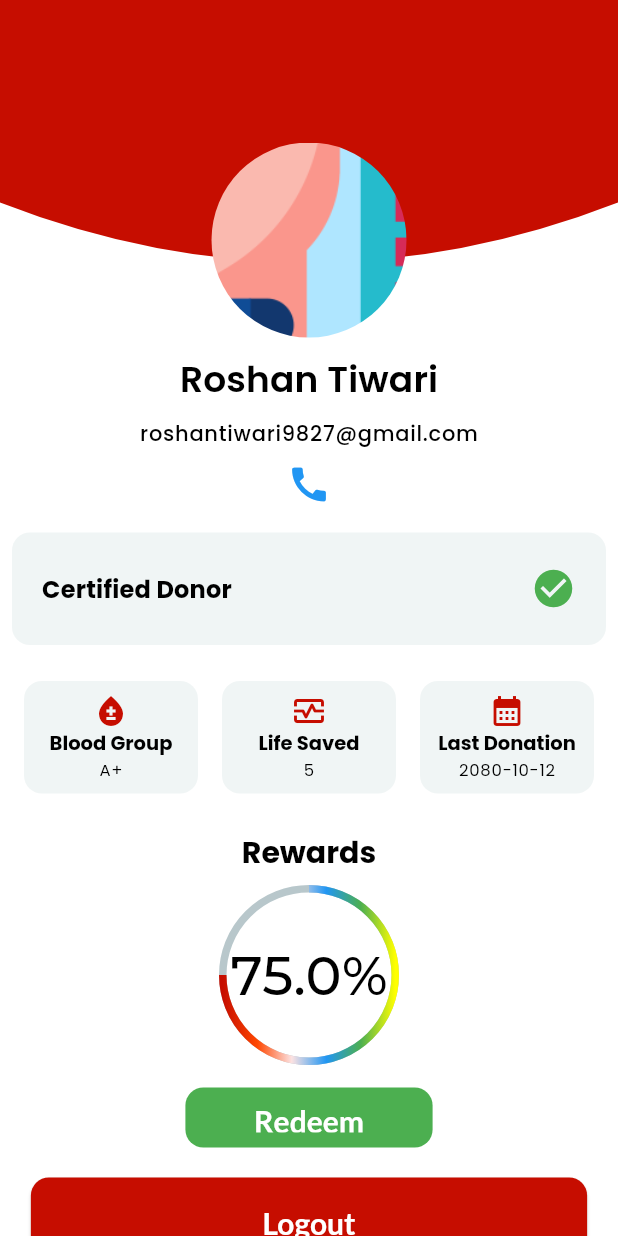
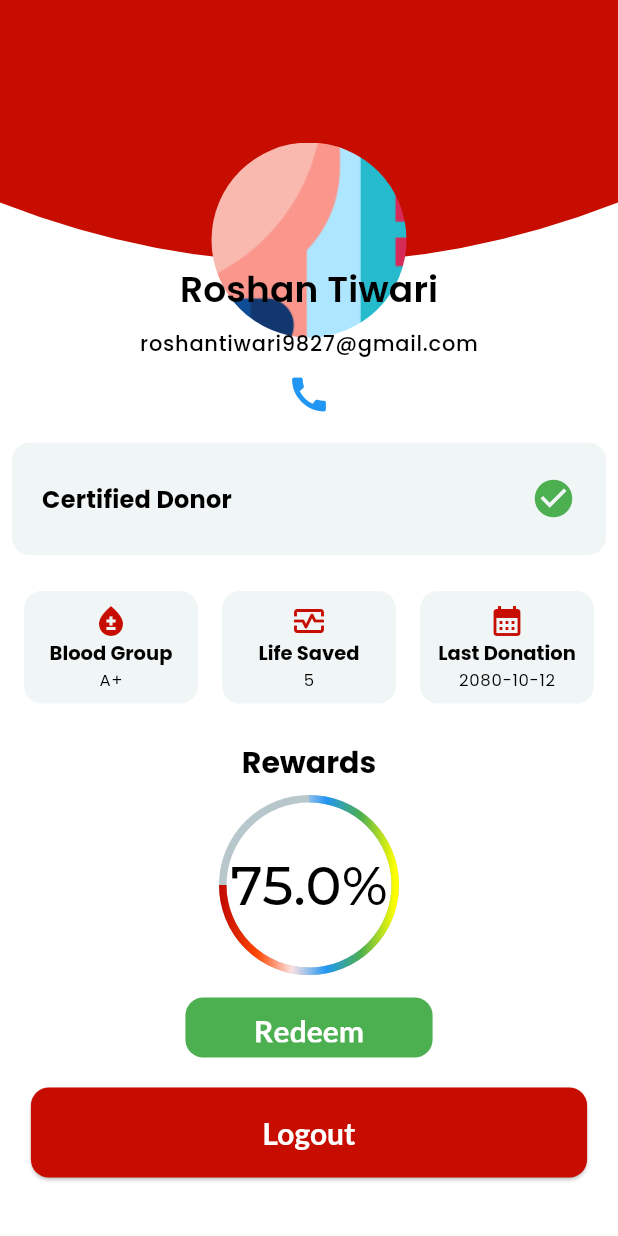
Before and after one commit to Roshan-T/BloodBond-Frontend, a Flutter app: the ProfileScreen screen opened directly, after a tap on the "call" icon, on a phone screen of 412 x 824 dp. Run offline on Flutter 3.47's test engine with Material 3 defaults, Android fonts, the phone set to English and light mode, and no system bars; drawn by our look-alikes of percent_indicator; our stand-ins replace connectivity_plus, flutter_custom_clippers, font_awesome_flutter, geolocator, get, get_storage and 5 more; missing offline and left inert: onesignal_flutter; accounts and stored records are empty; network calls fail.

Commit message:
get donor detail controller (inefficient)

```diff
--- /dev/null
+++ b/lib/controller/get_donor_detail.dart
@@ -0,0 +1,141 @@
+import 'package:bloodbond/routes/url.dart';
+import 'package:bloodbond/utils/constants.dart';
+import 'package:flutter/material.dart';
+import 'package:get/get.dart';
+import 'package:get_storage/get_storage.dart';
+import 'package:http/http.dart' as http;
+import 'dart:convert';
+
+class DonorDetailsController extends GetxController {
+  RxBool isLoading = true.obs;
+  Rx<Donor?> donor = Rx<Donor?>(null);
+
+  @override
+  void onInit() {
+    super.onInit();
+    fetchDonor(1);
+  }
+
+  void fetchDonor(int id) async {
+    try {
+      isLoading(true);
+      var donorDetails = await _fetchDonor(id);
+      donor.value = donorDetails;
+    } catch (e) {
+      Get.closeAllSnackbars();
+
+      Get.snackbar(
+        'Error Occurred',
+        '$e',
+        colorText: Colors.white,
+        backgroundColor: Constants.kPrimaryColor,
+      );
+    } finally {
+      isLoading(false);
+    }
+  }
+
+  static Future<Donor?> _fetchDonor(int id) async {
+    var token = GetStorage().read('token');
+
+    var response = await http.get(
+      Uri.parse("${Url.getdonor}/$id"),
+      headers: {
+        "Content-Type": "application/json",
+        "Authorization": "Bearer $token",
+      },
+    );
+
+    if (response.statusCode == 200) {
+      print("response : ${response.body}${response.statusCode}");
+      return Donor.fromJson(jsonDecode(response.body));
+    } else if (response.statusCode == 404) {
+      print("response : ${response.statusCode}");
+      throw Exception('User doesn\'t exist');
+    } else if (response.statusCode == 422) {
+      print("response : ${response.statusCode}");
+      Map<String, dynamic> responseData = jsonDecode(response.body);
+      String errorMessage = responseData['detail'][0]['msg'];
+      throw Exception(errorMessage);
+    } else {
+      print("response : ${response.statusCode}");
+      throw Exception('Failed to load donor details');
+    }
+  }
+}
+
+Donor donorFromJson(String str) => Donor.fromJson(json.decode(str));
+
+String donorToJson(Donor data) => json.encode(data.toJson());
+
+class Donor {
+  String firstName;
+  String lastName;
+  String phone;
+  String sex;
+  DateTime dateOfBirth;
+  String bloodGroup;
+  double latitude;
+  double longitude;
+  String city;
+  int id;
+  String email;
+  DateTime createdAt;
+  String image;
+  DateTime lastDonationDate;
+  int points;
+
+  Donor({
+    required this.firstName,
+    required this.lastName,
+    required this.phone,
+    required this.sex,
+    required this.dateOfBirth,
+    required this.bloodGroup,
+    required this.latitude,
+    required this.longitude,
+    required this.city,
+    required this.id,
+    required this.email,
+    required this.createdAt,
+    required this.image,
+    required this.lastDonationDate,
+    required this.points,
+  });
+
+  factory Donor.fromJson(Map<String, dynamic> json) => Donor(
+        firstName: json["first_name"],
+        lastName: json["last_name"],
+        phone: json["phone"],
+        sex: json["sex"],
+        dateOfBirth: DateTime.parse(json["date_of_birth"]),
+        bloodGroup: json["blood_group"],
+        latitude: json["latitude"],
+        longitude: json["longitude"],
+        city: json["city"],
+        id: json["id"],
+        email: json["email"],
+        createdAt: DateTime.parse(json["created_at"]),
+        image: json["image"],
+        lastDonationDate: DateTime.parse(json["last_donation_date"]),
+        points: json["points"],
+      );
+
+  Map<String, dynamic> toJson() => {
+        "first_name": firstName,
+        "last_name": lastName,
+        "phone": phone,
+        "sex": sex,
+        "date_of_birth": dateOfBirth.toIso8601String(),
+        "blood_group": bloodGroup,
+        "latitude": latitude,
+        "longitude": longitude,
+        "city": city,
+        "id": id,
+        "email": email,
+        "created_at": createdAt.toIso8601String(),
+        "image": image,
+        "last_donation_date": lastDonationDate.toIso8601String(),
+        "points": points,
+      };
+}
--- a/lib/main.dart
+++ b/lib/main.dart
@@ -1,3 +1,4 @@
+import 'package:bloodbond/controller/get_donor_detail.dart';
 import 'package:bloodbond/controller/network_controller.dart';
 
 import 'package:bloodbond/screen/splash_screen.dart';
@@ -14,6 +15,7 @@ void main() async {
   runApp(
     const MyApp(),
   );
+ Get.lazyPut(() => DonorDetailsController());
 }
 
 class MyApp extends StatelessWidget {
--- a/lib/routes/url.dart
+++ b/lib/routes/url.dart
@@ -13,4 +13,6 @@ class Url {
   static const getCampaings = "$mainUrl/api/v1/campaigns/";
   static const postCampaings = "$mainUrl/api/v1/campaigns/";
   static const getAllhospitals = "$mainUrl/api/v1/hospitals/";
+  static const readUser = "$mainUrl/api/v1/profile";
+  static const getdonor = "$mainUrl/api/v1/donors/";
 }
--- a/lib/screen/main_screen.dart
+++ b/lib/screen/main_screen.dart
@@ -31,7 +31,7 @@ class _MainScreenState extends State<MainScreen> {
     // getCurrentUser(); // get current user
     _currentIndex = widget.currentIndex;
     var storage = GetStorage();
-    role = storage.read('role');
+    //role = storage.read('role');
     _screens = [
       HomeScreen(),
       SelectForm(),
--- a/lib/screen/profile_screen.dart
+++ b/lib/screen/profile_screen.dart
@@ -1,3 +1,4 @@
+import 'package:bloodbond/controller/get_donor_detail.dart';
 import 'package:bloodbond/controller/profile_controller.dart';
 import 'package:bloodbond/utils/constants.dart';
 import 'package:flutter/material.dart';
@@ -12,6 +13,8 @@ class ProfileScreen extends StatelessWidget {
 
   @override
   Widget build(BuildContext context) {
+
+    DonorDetailsController donorDetailsController = Get.find();
     bool isDonor = true;
     return Scaffold(
         body: SingleChildScrollView(
@@ -44,7 +47,9 @@ class ProfileScreen extends StatelessWidget {
                   ))
             ],
           ),
-          const SizedBox(height: 60),
+
+
+
              Text(
               "Roshan Tiwari",
               style: Theme.of(context).textTheme.titleSmall!.copyWith(
@@ -52,6 +57,7 @@ class ProfileScreen extends StatelessWidget {
                   fontWeight: FontWeight.w600,
                   color: Constants.kBlackColor),
             ),
+
           const SizedBox(height: 10),
           Text(
             "roshantiwari9827@gmail.com",
```
Also changed, not shown: lib/controller/read_profile.dart (added, +36 -0 lines), lib/screen/home_screen.dart (+4 -4 lines), lib/services/services.dart (+36 -22 lines). Lines whose indentation alone changed are shown as unchanged.
